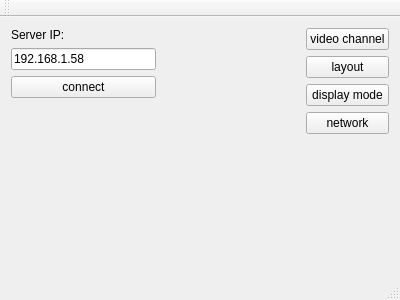
Old version of the form ids_client/idsclient.ui in the repository MR-ACC/IDS-Client.
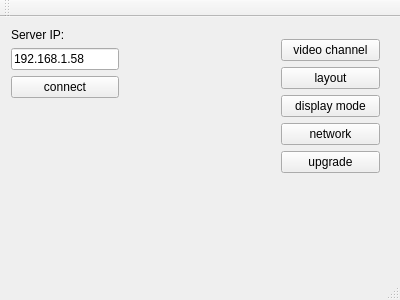
New version of the form.

```diff
--- a/ids_client/idsclient.ui
+++ b/ids_client/idsclient.ui
@@ -14,8 +14,7 @@
    <string>idsclient</string>
   </property>
   <widget class="QWidget" name="centralWidget">
-   <layout class="QGridLayout" name="gridLayout">
-    <item row="0" column="0">
+   <widget class="QWidget" name="">
      <layout class="QVBoxLayout" name="verticalLayout_3">
       <item>
        <layout class="QVBoxLayout" name="verticalLayout_2">
@@ -56,23 +55,16 @@
        </spacer>
       </item>
      </layout>
-    </item>
-    <item row="0" column="1">
-     <spacer name="horizontalSpacer">
-      <property name="orientation">
-       <enum>Qt::Horizontal</enum>
-      </property>
-      <property name="sizeHint" stdset="0">
-       <size>
-        <width>101</width>
-        <height>20</height>
-       </size>
-      </property>
-     </spacer>
-    </item>
-    <item row="0" column="2">
-     <layout class="QVBoxLayout" name="verticalLayout_4">
-      <item>
+   </widget>
+   <widget class="QWidget" name="">
+    <property name="geometry">
+     <rect>
+      <x>270</x>
+      <y>11</y>
+      <width>121</width>
+      <height>195</height>
+     </rect>
+    </property>
        <layout class="QVBoxLayout" name="verticalLayout">
         <item>
          <widget class="QPushButton" name="pushButton_chncfg">
@@ -102,7 +94,12 @@
           </property>
          </widget>
         </item>
-       </layout>
+     <item>
+      <widget class="QPushButton" name="pushButton_upgrade">
+       <property name="text">
+        <string>upgrade</string>
+       </property>
+      </widget>
       </item>
       <item>
        <spacer name="verticalSpacer">
@@ -112,14 +109,13 @@
         <property name="sizeHint" stdset="0">
          <size>
           <width>20</width>
-          <height>68</height>
+         <height>28</height>
          </size>
         </property>
        </spacer>
       </item>
      </layout>
-    </item>
-   </layout>
+   </widget>
   </widget>
   <widget class="QMenuBar" name="menuBar">
    <property name="geometry">
```
Left out of the diff: 2 changed lines with no effect on the pictures. Lines whose indentation alone changed are shown as unchanged.
